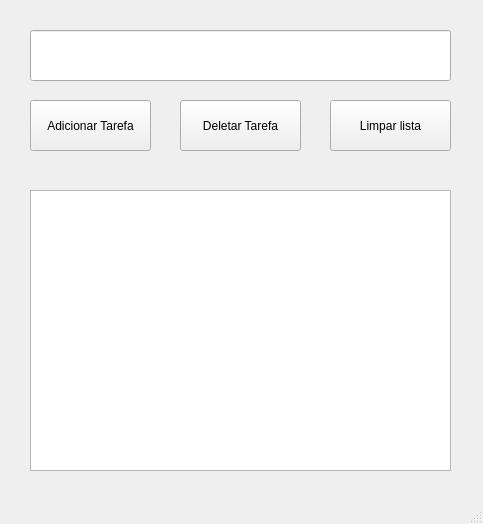
Before: the Qt Designer form janela.ui in Vicrrs/CRUD_pyqt5, drawn with Qt 5.
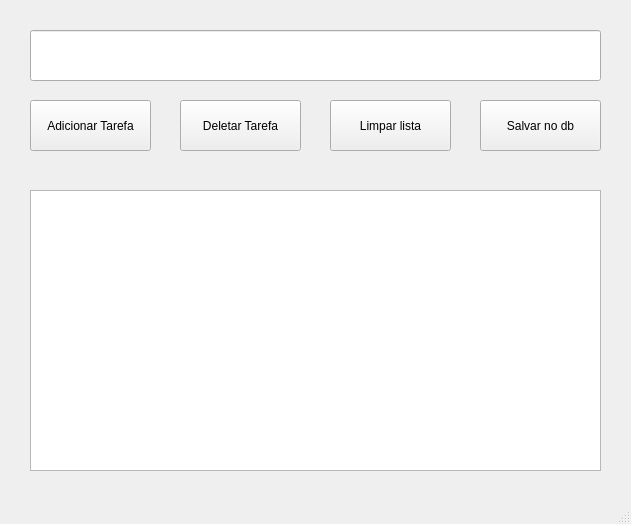
After: the same form once the commit is applied.

Commit message: adicionando botao do banco de dados no arqui .ui

Patch:
```diff
--- a/janela.ui
+++ b/janela.ui
@@ -6,7 +6,7 @@
    <rect>
     <x>0</x>
     <y>0</y>
-    <width>483</width>
+    <width>631</width>
     <height>524</height>
    </rect>
   </property>
@@ -58,7 +58,7 @@
      <rect>
       <x>30</x>
       <y>30</y>
-      <width>421</width>
+      <width>571</width>
       <height>51</height>
      </rect>
     </property>
@@ -68,11 +68,24 @@
      <rect>
       <x>30</x>
       <y>190</y>
-      <width>421</width>
+      <width>571</width>
       <height>281</height>
      </rect>
     </property>
    </widget>
+   <widget class="QPushButton" name="salvadb_pushButton">
+    <property name="geometry">
+     <rect>
+      <x>480</x>
+      <y>100</y>
+      <width>121</width>
+      <height>51</height>
+     </rect>
+    </property>
+    <property name="text">
+     <string>Salvar no db</string>
+    </property>
+   </widget>
   </widget>
   <widget class="QMenuBar" name="menubar">
    <property name="geometry">
```
Left out of the diff: 4 changed lines with no effect on the pictures.
